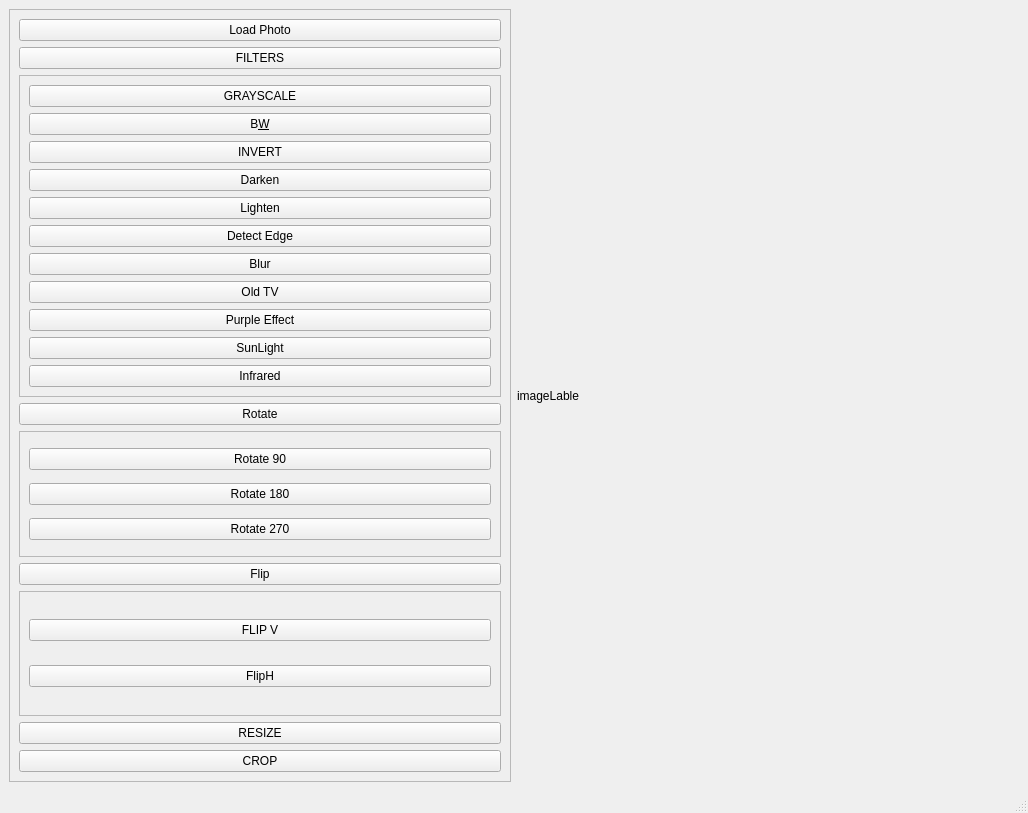
First picture: the form in GUI/mainwindow.ui, repository Moataz35/ATripleM, before the edit.
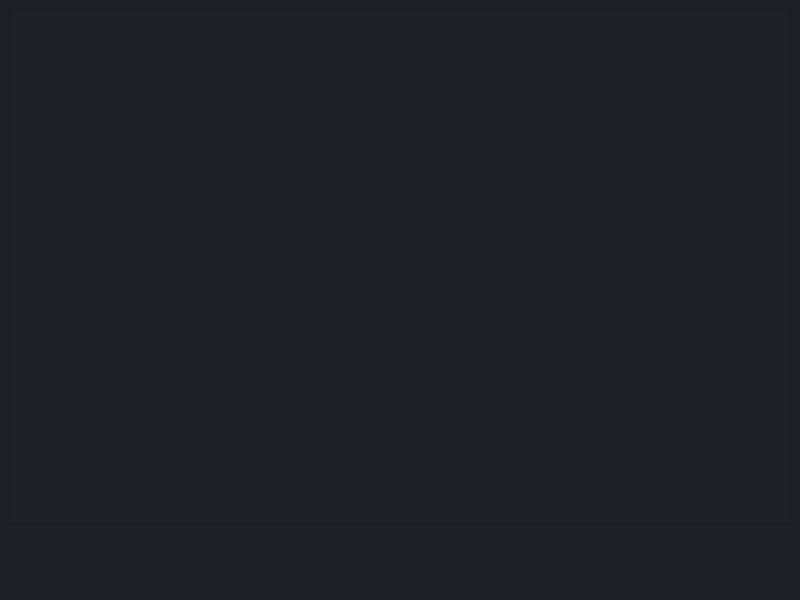
Second picture: the form after the edit.

```diff
--- a/GUI/mainwindow.ui
+++ b/GUI/mainwindow.ui
@@ -6,225 +6,45 @@
    <rect>
     <x>0</x>
     <y>0</y>
-    <width>1028</width>
-    <height>813</height>
+    <width>800</width>
+    <height>600</height>
    </rect>
   </property>
+  <property name="minimumSize">
+   <size>
+    <width>800</width>
+    <height>0</height>
+   </size>
+  </property>
   <property name="windowTitle">
    <string>MainWindow</string>
   </property>
   <widget class="QWidget" name="centralwidget">
-   <layout class="QHBoxLayout" name="horizontalLayout">
-    <item>
-     <widget class="QFrame" name="SideBar">
-      <property name="frameShape">
-       <enum>QFrame::Shape::StyledPanel</enum>
-      </property>
-      <property name="frameShadow">
-       <enum>QFrame::Shadow::Raised</enum>
-      </property>
-      <layout class="QVBoxLayout" name="verticalLayout_2">
-       <item>
-        <widget class="QPushButton" name="LoadBtn">
-         <property name="text">
-          <string>Load Photo</string>
-         </property>
-        </widget>
-       </item>
-       <item>
-        <widget class="QPushButton" name="FIlters">
-         <property name="text">
-          <string>FILTERS</string>
-         </property>
-        </widget>
-       </item>
-       <item>
-        <widget class="QFrame" name="FILTERSMENU">
-         <property name="frameShape">
-          <enum>QFrame::Shape::StyledPanel</enum>
-         </property>
-         <property name="frameShadow">
-          <enum>QFrame::Shadow::Raised</enum>
-         </property>
-         <layout class="QVBoxLayout" name="verticalLayout">
-          <item>
-           <widget class="QPushButton" name="GRAY">
-            <property name="text">
-             <string>GRAYSCALE</string>
-            </property>
-           </widget>
-          </item>
-          <item>
-           <widget class="QPushButton" name="BW">
-            <property name="text">
-             <string>B&amp;W</string>
-            </property>
-           </widget>
-          </item>
-          <item>
-           <widget class="QPushButton" name="INVERT">
-            <property name="text">
-             <string>INVERT</string>
-            </property>
-           </widget>
-          </item>
-          <item>
-           <widget class="QPushButton" name="Darken">
-            <property name="text">
-             <string>Darken</string>
-            </property>
-           </widget>
-          </item>
-          <item>
-           <widget class="QPushButton" name="Lighten">
-            <property name="text">
-             <string>Lighten</string>
-            </property>
-           </widget>
-          </item>
-          <item>
-           <widget class="QPushButton" name="Detectedge">
-            <property name="text">
-             <string>Detect Edge</string>
-            </property>
-           </widget>
-          </item>
-          <item>
-           <widget class="QPushButton" name="Blur">
-            <property name="text">
-             <string>Blur</string>
-            </property>
-           </widget>
-          </item>
-          <item>
-           <widget class="QPushButton" name="OldTV">
-            <property name="text">
-             <string>Old TV</string>
-            </property>
-           </widget>
-          </item>
-          <item>
-           <widget class="QPushButton" name="PuroleEffect">
-            <property name="text">
-             <string>Purple Effect</string>
-            </property>
-           </widget>
-          </item>
-          <item>
-           <widget class="QPushButton" name="Sunlight">
-            <property name="text">
-             <string>SunLight</string>
-            </property>
-           </widget>
-          </item>
-          <item>
-           <widget class="QPushButton" name="Infrared">
-            <property name="text">
-             <string>Infrared</string>
-            </property>
-           </widget>
-          </item>
-         </layout>
-        </widget>
-       </item>
-       <item>
-        <widget class="QPushButton" name="Rotate">
-         <property name="text">
-          <string>Rotate</string>
-         </property>
-        </widget>
-       </item>
-       <item>
-        <widget class="QFrame" name="RotateMenu">
-         <property name="frameShape">
-          <enum>QFrame::Shape::StyledPanel</enum>
-         </property>
-         <property name="frameShadow">
-          <enum>QFrame::Shadow::Raised</enum>
-         </property>
-         <layout class="QVBoxLayout" name="verticalLayout_3">
-          <item>
-           <widget class="QPushButton" name="Rotate90">
-            <property name="text">
-             <string>Rotate 90</string>
-            </property>
-           </widget>
-          </item>
-          <item>
-           <widget class="QPushButton" name="Rotat180">
-            <property name="text">
-             <string>Rotate 180</string>
-            </property>
-           </widget>
-          </item>
-          <item>
-           <widget class="QPushButton" name="Rotate270">
-            <property name="text">
-             <string>Rotate 270</string>
-            </property>
-           </widget>
-          </item>
-         </layout>
-        </widget>
-       </item>
-       <item>
-        <widget class="QPushButton" name="Flip">
-         <property name="text">
-          <string>Flip</string>
-         </property>
-        </widget>
-       </item>
-       <item>
-        <widget class="QFrame" name="FlipMenu">
-         <property name="frameShape">
-          <enum>QFrame::Shape::StyledPanel</enum>
-         </property>
-         <property name="frameShadow">
-          <enum>QFrame::Shadow::Raised</enum>
-         </property>
-         <layout class="QVBoxLayout" name="verticalLayout_4">
-          <item>
-           <widget class="QPushButton" name="FLIPV">
-            <property name="text">
-             <string>FLIP V</string>
-            </property>
-           </widget>
-          </item>
-          <item>
-           <widget class="QPushButton" name="FlipH">
-            <property name="text">
-             <string>FlipH</string>
-            </property>
-           </widget>
-          </item>
-         </layout>
-        </widget>
-       </item>
-       <item>
-        <widget class="QPushButton" name="Resize">
-         <property name="text">
-          <string>RESIZE</string>
-         </property>
-        </widget>
-       </item>
-       <item>
-        <widget class="QPushButton" name="Crop">
-         <property name="text">
-          <string>CROP</string>
-         </property>
-        </widget>
-       </item>
-      </layout>
-     </widget>
-    </item>
-    <item>
-     <widget class="QLabel" name="imageLable">
-      <property name="text">
-       <string>imageLable</string>
-      </property>
-     </widget>
-    </item>
-   </layout>
+   <property name="styleSheet">
+    <string notr="true">background-color: rgb(30, 33, 40);</string>
+   </property>
+   <widget class="QFrame" name="frame">
+    <property name="geometry">
+     <rect>
+      <x>9</x>
+      <y>9</y>
+      <width>782</width>
+      <height>515</height>
+     </rect>
+    </property>
+    <property name="minimumSize">
+     <size>
+      <width>782</width>
+      <height>515</height>
+     </size>
+    </property>
+    <property name="frameShape">
+     <enum>QFrame::Shape::StyledPanel</enum>
+    </property>
+    <property name="frameShadow">
+     <enum>QFrame::Shadow::Raised</enum>
+    </property>
+   </widget>
   </widget>
   <widget class="QMenuBar" name="menubar">
    <property name="geometry">
@@ -236,7 +56,6 @@
     </rect>
    </property>
   </widget>
-  <widget class="QStatusBar" name="statusbar"/>
  </widget>
  <resources/>
  <connections/>
```
Left out of the diff: 4 changed lines with no effect on the pictures.
